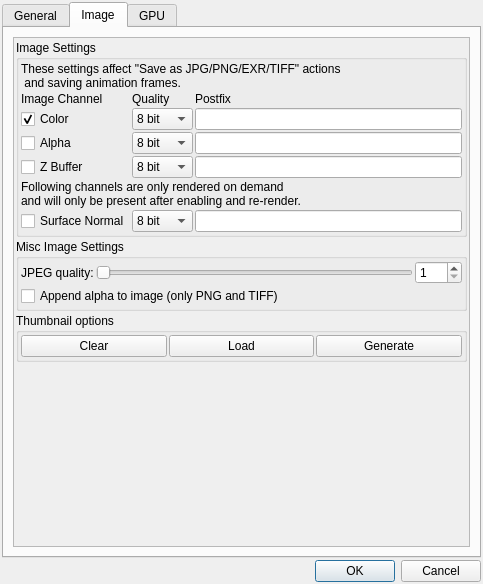
buddhi1980/mandelbulber2, file mandelbulber2/qt/preferences_dialog.ui: the form before one commit.
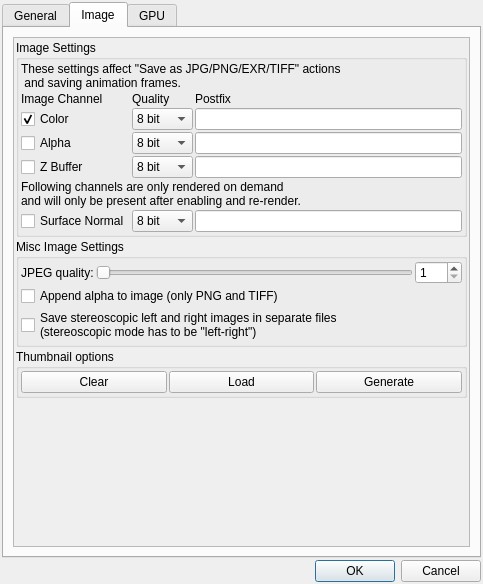
The form after the commit. The open tabs and pages were chosen to show the change. Icons and pictures are not drawn. Custom widgets are drawn as their Qt base class.

Commit message: Added possibility to save stereoscopic left and righ eye in separate image files. It is needed to render stereoscopic images for full dome projectors

```diff
--- a/mandelbulber2/qt/preferences_dialog.ui
+++ b/mandelbulber2/qt/preferences_dialog.ui
@@ -486,8 +486,8 @@
            <rect>
             <x>0</x>
             <y>0</y>
-            <width>355</width>
-            <height>348</height>
+            <width>459</width>
+            <height>508</height>
            </rect>
           </property>
           <layout class="QVBoxLayout" name="verticalLayout_image">
@@ -781,6 +781,14 @@
                   </property>
                  </widget>
                 </item>
+                <item row="2" column="0" colspan="3">
+                 <widget class="QCheckBox" name="checkBox_stereoscopic_in_separate_files">
+                  <property name="text">
+                   <string>Save stereoscopic left and right images in separate files
+(stereoscopic mode has to be &quot;left-right&quot;)</string>
+                  </property>
+                 </widget>
+                </item>
                </layout>
               </item>
              </layout>
```
Left out of the diff: 4 changed lines with no effect on the pictures. The commit also changes 5 other files.
